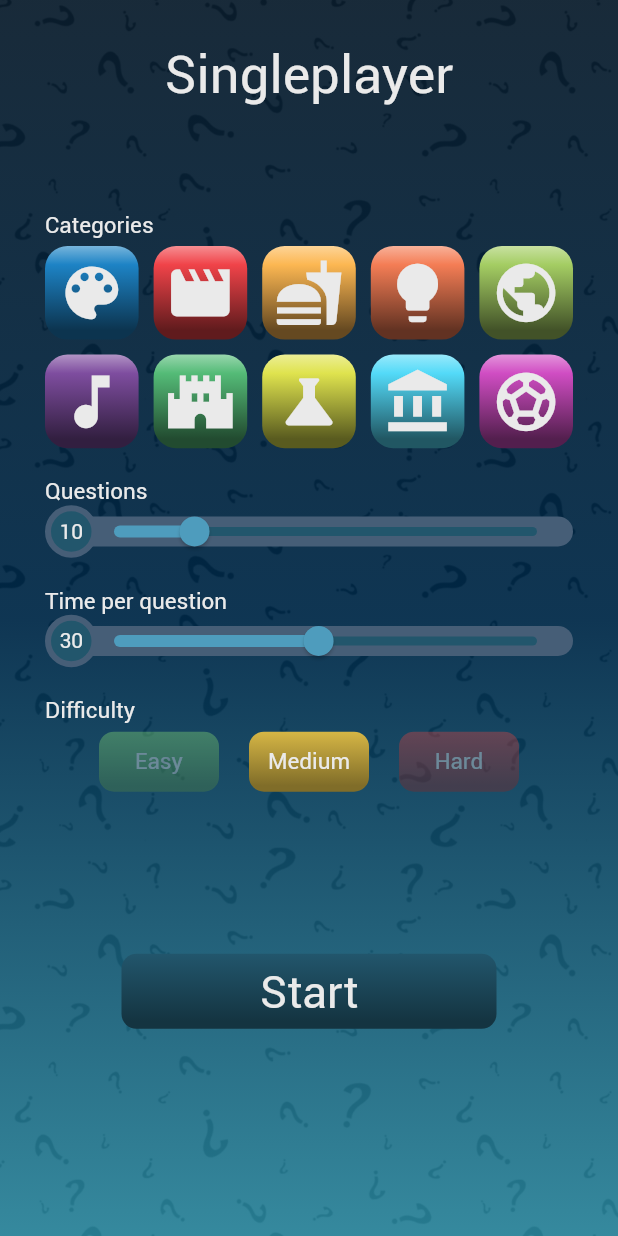
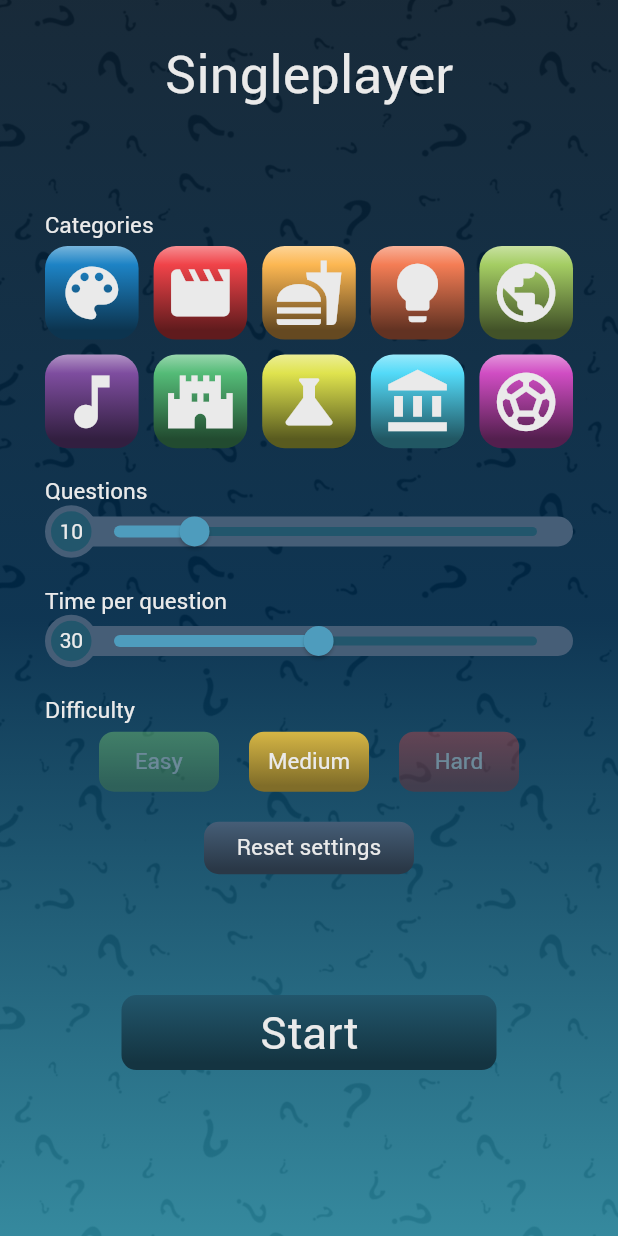
Before and after one commit to gu-tig333-ht22/grupp-1, a Flutter app: the screen it shows after launch, after a tap on "Singleplayer", on a phone screen of 412 x 824 dp. Run offline on Flutter 3.47's test engine with Material 2 defaults, Android fonts, the phone set to English and light mode, and no system bars; our stand-ins replace circular_countdown_timer, simple_gradient_text; missing offline and left inert: fading_edge_scrollview, flutter_octicons.

Commit message:
Skapat resetknapp för settings_view Design behöver kollas över. Skapat kort för detta

```diff
--- a/lib/data/game_session.dart
+++ b/lib/data/game_session.dart
@@ -16,7 +16,7 @@ import '../views/answer_view.dart';
 import '../views/summary_view.dart';
 
 class GameSession extends ChangeNotifier {
-  late Settings settings = Settings();
+  Settings settings = Settings();
   HttpConection httpConection = HttpConection();
   bool blured = false;
   List get chosenCategories => settings.categories;
@@ -46,6 +46,11 @@ class GameSession extends ChangeNotifier {
     } else {
       player.incorrectAnswer(newAnswer: answer);
     }
+  }
+
+  void resetSettings() {
+    this.settings = Settings();
+    notifyListeners();
   }
 
   void updateCategory(categoryName) {
--- a/lib/views/settings_view.dart
+++ b/lib/views/settings_view.dart
@@ -35,6 +35,19 @@ class SettingsView extends StatelessWidget {
                 height: 20,
               ),
               DifficultyRow(),
+              const SizedBox(
+                height: 20,
+              ),
+              NavigationButton(
+                  text:
+                      Text("Reset settings", style: Themes.textStyle.headline3),
+                  onPressed: () {
+                    Provider.of<GameSession>(context, listen: false)
+                        .resetSettings();
+                  },
+                  width: 140,
+                  height: 35,
+                  color: Themes.colors.grey),
               const Spacer(),
               NavigationButton(
                 text: Text(
```
